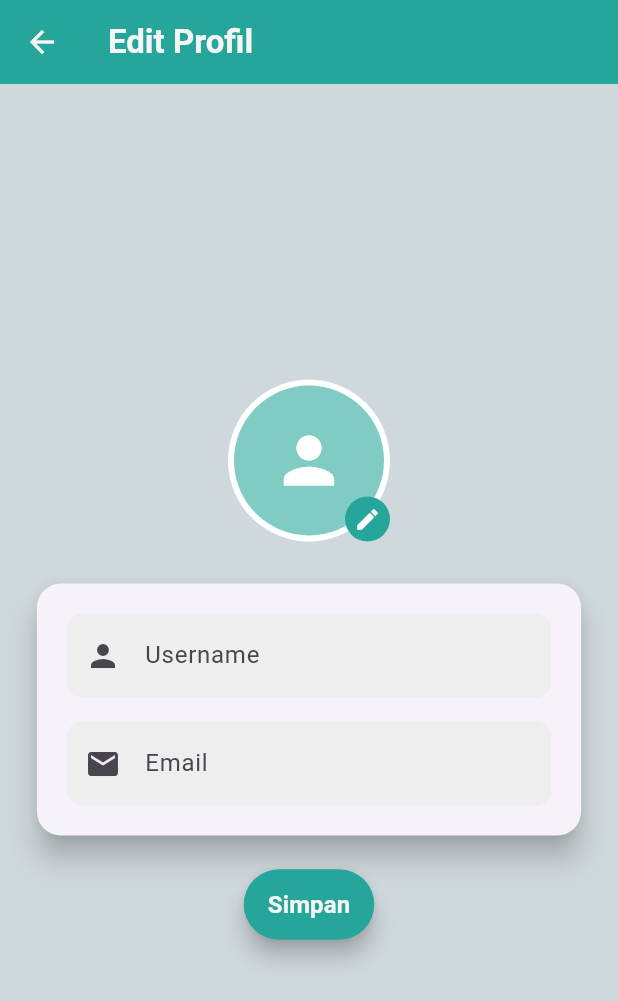
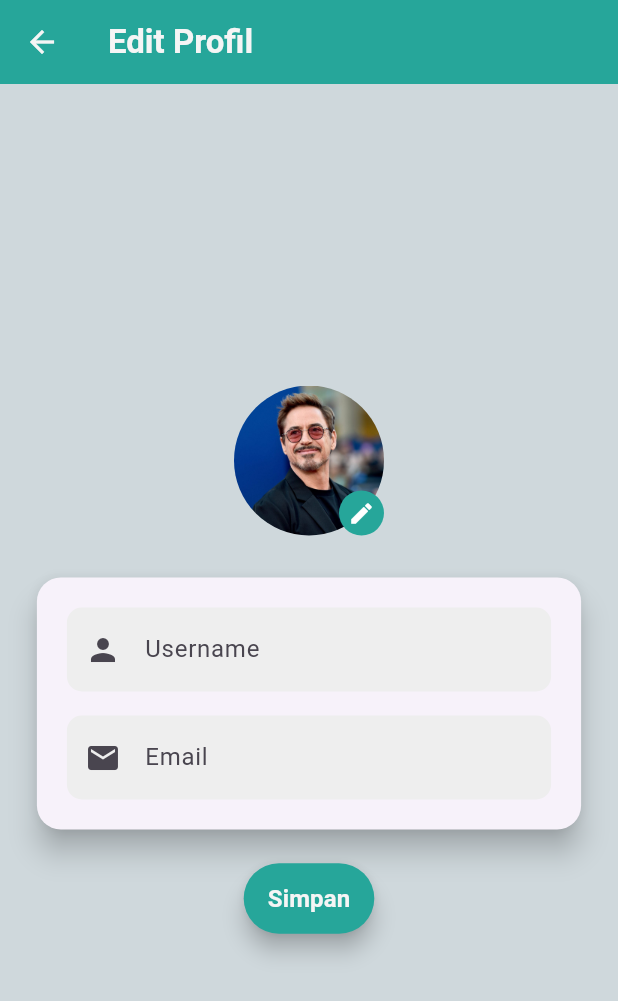
Before and after one commit to AwwaliyahAliyah/tekber-fp, a Flutter app: the HomeScreen screen opened directly, item 3 of the bottom bar chosen, after a tap on "Edit Profil", on a phone screen of 412 x 824 dp. Shown: the top 1001 px of the screen. Run offline on Flutter 3.47's test engine with Material 3 defaults, Android fonts, the light colour scheme and no system bars; our stand-ins replace icons_plus, image_picker.

Commit message:
profile picture and change profile picture

```diff
--- a/lib/providers/user_provider.dart
+++ b/lib/providers/user_provider.dart
@@ -4,10 +4,14 @@ class UserProvider extends ChangeNotifier {
   String _name = '';
   String _email = '';
   String _joinDate = '';
+  String _profilePicture = '';
 
   String get name => _name;
   String get email => _email;
   String get joinDate => _joinDate;
+  String get profilePicture => _profilePicture.isNotEmpty
+      ? _profilePicture
+      : 'assets/images/default_profile.jpg';
 
   void setName(String name) {
     _name = name;
@@ -24,10 +28,16 @@ class UserProvider extends ChangeNotifier {
     notifyListeners();
   }
 
+  void setProfilePicture(String profilePicture) {
+      _profilePicture = profilePicture;
+      notifyListeners();
+  }
+
   void updateUserProfile(String name, String email, String joinDate) {
     _name = name;
     _email = email;
     _joinDate = joinDate;
+    _profilePicture = profilePicture;
     notifyListeners();
   }
 
@@ -36,6 +46,7 @@ class UserProvider extends ChangeNotifier {
     _name = '';
     _email = '';
     _joinDate = '';
+    _profilePicture = '';
     notifyListeners();
   }
 }
--- a/lib/screens/edit_profile.dart
+++ b/lib/screens/edit_profile.dart
@@ -1,4 +1,6 @@
+import 'dart:io';
 import 'package:flutter/material.dart';
+import 'package:image_picker/image_picker.dart';
 import 'package:provider/provider.dart';
 import '../providers/user_provider.dart';
 
@@ -9,8 +11,21 @@ class EditProfileScreen extends StatefulWidget {
 
 class _EditProfileScreenState extends State<EditProfileScreen> {
   final _formKey = GlobalKey<FormState>();
+  final ImagePicker _picker = ImagePicker();
   String? _name;
   String? _email;
+  File? _profilePicture;
+
+  Future<void> _pickImage() async {
+    final XFile? pickedImage = await _picker.pickImage(
+      source: ImageSource.gallery, // Atau ImageSource.camera untuk mengambil foto
+    );
+    if (pickedImage != null) {
+      setState(() {
+        _profilePicture = File(pickedImage.path);
+      });
+    }
+  }
 
   @override
   Widget build(BuildContext context) {
@@ -43,23 +58,33 @@ class _EditProfileScreenState extends State<EditProfileScreen> {
                   // Foto Profil
                   Stack(
                     children: [
-                      CircleAvatar(
-                        radius: 54,
-                        backgroundColor: Colors.white,
-                        child: CircleAvatar(
-                          radius: 50,
-                          backgroundColor: Colors.teal[200],
-                          child:
-                              Icon(Icons.person, size: 50, color: Colors.white),
-                        ),
+                      ClipOval(
+                        child: _profilePicture != null
+                            ? Image.file(
+                                _profilePicture!,
+                                width: 100,
+                                height: 100,
+                                fit: BoxFit.cover,
+                              )
+                            : (userProvider.profilePicture.startsWith('assets/')
+                                ? Image.asset(
+                                    userProvider.profilePicture,
+                                    width: 100,
+                                    height: 100,
+                                    fit: BoxFit.cover,
+                                  )
+                                : Image.file(
+                                    File(userProvider.profilePicture),
+                                    width: 100,
+                                    height: 100,
+                                    fit: BoxFit.cover,
+                                  )),
                       ),
                       Positioned(
                         bottom: 0,
                         right: 0,
                         child: InkWell(
-                          onTap: () {
-                            // Add functionality to upload a new profile picture
-                          },
+                          onTap: _pickImage,
                           child: Container(
                             decoration: BoxDecoration(
                               shape: BoxShape.circle,
@@ -161,6 +186,11 @@ class _EditProfileScreenState extends State<EditProfileScreen> {
                           userProvider.joinDate, // Tidak diubah
                         );
 
+                        if (_profilePicture != null) {
+                          userProvider.setProfilePicture(
+                              _profilePicture!.path);
+                        }
+
                         ScaffoldMessenger.of(context).showSnackBar(
                           SnackBar(content: Text('Profil berhasil diperbarui')),
                         );
@@ -170,7 +200,8 @@ class _EditProfileScreenState extends State<EditProfileScreen> {
                     },
                     style: ElevatedButton.styleFrom(
                       backgroundColor: Colors.teal[400],
-                      padding: EdgeInsets.symmetric(horizontal: 16, vertical: 12),
+                      padding:
+                          EdgeInsets.symmetric(horizontal: 16, vertical: 12),
                       elevation: 6,
                     ),
                     child: Text(
--- a/lib/screens/profile.dart
+++ b/lib/screens/profile.dart
@@ -1,3 +1,4 @@
+import 'dart:io';
 import 'package:flutter/material.dart';
 import 'package:provider/provider.dart';
 import '../providers/note_provider.dart';
@@ -14,10 +15,24 @@ class ProfileScreen extends StatelessWidget {
         child: Column(
           mainAxisAlignment: MainAxisAlignment.center,
           children: [
-            CircleAvatar(
-              radius: 50,
-              backgroundColor: Colors.teal[200],
-              child: Icon(Icons.person, size: 50, color: Colors.white),
+            Consumer<UserProvider>(
+              builder: (context, userProvider, _) {
+                return ClipOval(
+                  child: userProvider.profilePicture.startsWith('assets/')
+                      ? Image.asset(
+                          userProvider.profilePicture,
+                          width: 100,
+                          height: 100,
+                          fit: BoxFit.cover,
+                        )
+                      : Image.file(
+                          File(userProvider.profilePicture),
+                          width: 100,
+                          height: 100,
+                          fit: BoxFit.cover,
+                        ),
+                );
+              },
             ),
             SizedBox(height: 16),
 
@@ -25,9 +40,7 @@ class ProfileScreen extends StatelessWidget {
             Consumer<UserProvider>(
               builder: (context, userProvider, _) {
                 return Text(
-                  userProvider.name.isNotEmpty
-                      ? userProvider.name
-                      : 'Username',
+                  userProvider.name.isNotEmpty ? userProvider.name : 'Username',
                   style: TextStyle(fontSize: 24, fontWeight: FontWeight.bold),
                 );
               },
@@ -112,11 +125,13 @@ class ProfileScreen extends StatelessWidget {
                       ),
                       TextButton(
                         onPressed: () {
-                          Provider.of<UserProvider>(context, listen: false).logout();
+                          Provider.of<UserProvider>(context, listen: false)
+                              .logout();
                           Navigator.pop(context); // Tutup dialog
                           Navigator.pushReplacement(
                             context,
-                            MaterialPageRoute(builder: (context) => SignInScreen()),
+                            MaterialPageRoute(
+                                builder: (context) => SignInScreen()),
                           );
                         },
                         child: Text("Log Out"),
--- a/pubspec.yaml
+++ b/pubspec.yaml
@@ -38,6 +38,7 @@ dependencies:
   icons_plus: ^4.0.0
   provider: ^6.1.2
   intl: ^0.20.0
+  image_picker: ^0.8.7+4
 
 dev_dependencies:
   flutter_test:
@@ -62,7 +63,8 @@ flutter:
   uses-material-design: true
 
   # To add assets to your application, add an assets section, like this:
-  # assets:
+  assets:
+    - assets/images/default_profile.jpg
   #   - images/a_dot_burr.jpeg
   #   - images/a_dot_ham.jpeg
 
```
Also changed, not shown: assets/images/default_profile.jpg (added).
